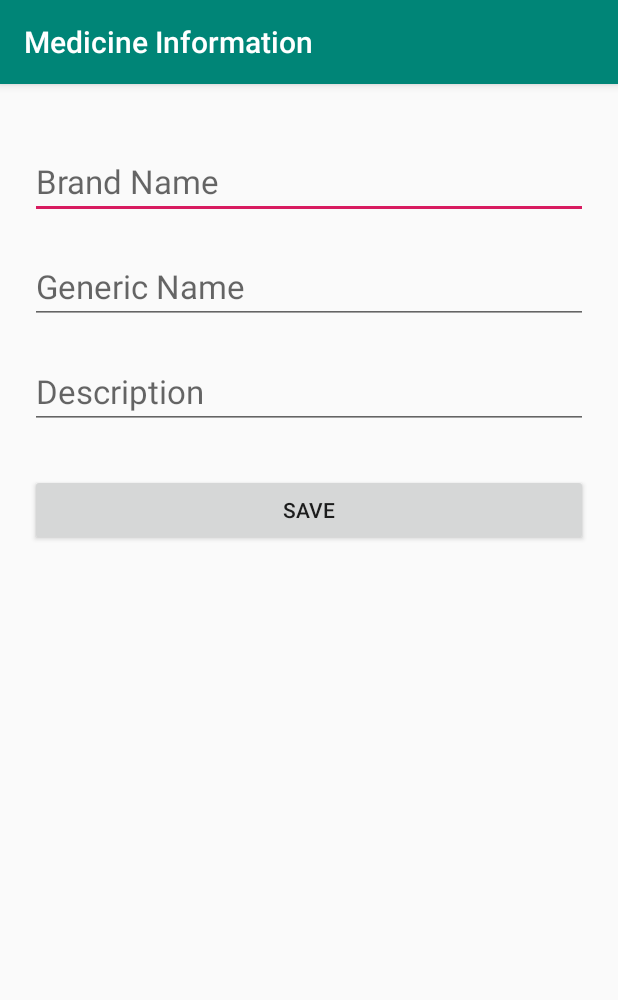
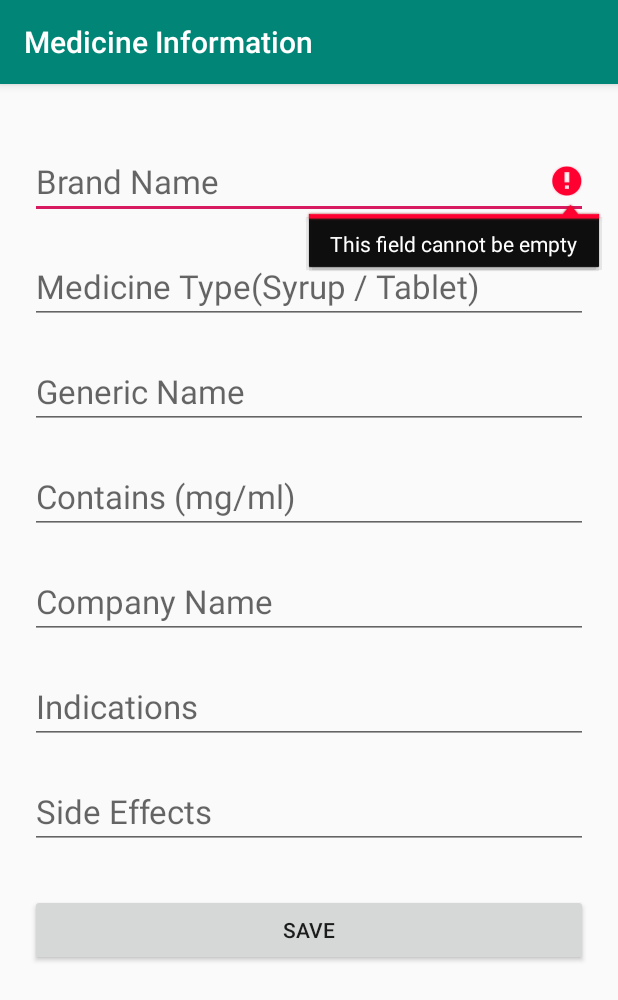
Before and after one commit to wakil026/Mediant, an Android app: the AddMedicineActivity screen opened directly, with no data from a screen before it, after a tap on "SAVE", on a phone screen of 412 x 824 dp. Shown: the top 1000 px of the screen. Run offline under Robolectric (Android 15) with nearby library versions, the light colour scheme and no system bars; our stand-ins replace Firebase (no records; nobody signed in at launch, a user with empty details on screens opened directly).

Commit message:
adding medicine info updated

```diff
--- a/app/src/main/java/com/example/mediant/AddMedicineActivity.java
+++ b/app/src/main/java/com/example/mediant/AddMedicineActivity.java
@@ -11,20 +11,18 @@ import android.widget.Toast;
 
 import com.google.android.gms.tasks.OnFailureListener;
 import com.google.android.gms.tasks.OnSuccessListener;
-import com.google.firebase.database.DatabaseReference;
 import com.google.firebase.firestore.CollectionReference;
 import com.google.firebase.firestore.FirebaseFirestore;
 
-import java.util.Collection;
-import java.util.HashMap;
-import java.util.Map;
-
 public class AddMedicineActivity extends AppCompatActivity {
 
-    private EditText nameEditText;
+    private EditText brandNameEditText;
     private EditText genericEditText;
-    private EditText brandEditText;
-    private EditText descriptionEditText;
+    private EditText companyEditText;
+    private EditText indicationsEditText;
+    private EditText sideEffectsEditText;
+    private EditText typeEditText;
+    private EditText containsEditText;
 
     private String KEY_BRAND = "Brand Name";
     private String KEY_GENERIC = "Generic Name";
@@ -43,9 +41,15 @@ public class AddMedicineActivity extends AppCompatActivity {
         setTitle("Medicine Information");
 
         collectionReference = database.collection("Medicine Information");
-        nameEditText = findViewById(R.id.BrandNameEditTextId);
+        brandNameEditText = findViewById(R.id.BrandNameEditTextId);
         genericEditText = findViewById(R.id.GenericEditTextId);
-        descriptionEditText = findViewById(R.id.DescriptionEditTextId);
+        indicationsEditText = findViewById(R.id.indicationsEditTextId);
+        companyEditText = findViewById(R.id.companyNameEditTextId);
+        containsEditText = findViewById(R.id.containsEditTextId);
+        sideEffectsEditText = findViewById(R.id.sideEffectsEditTextId);
+        typeEditText = findViewById(R.id.medicineTypeEditTextId);
+
+
         saveButton = findViewById(R.id.SaveButtonId);
 
         saveButton.setOnClickListener(new View.OnClickListener() {
@@ -59,17 +63,48 @@ public class AddMedicineActivity extends AppCompatActivity {
 
     protected void saveData(View v) {
 
-        String brand = nameEditText.getText().toString().trim();
-        String generic = genericEditText.getText().toString().trim();
-        String description = descriptionEditText.getText().toString().trim();
+        String brand = brandNameEditText.getText().toString().toUpperCase();
+        String generic = genericEditText.getText().toString().toLowerCase();
+        String indications = indicationsEditText.getText().toString();
+        String contains = containsEditText.getText().toString();
+        String type = typeEditText.getText().toString();
+        String sideEffects = sideEffectsEditText.getText().toString();
+        String company = companyEditText.getText().toString();
 
-        MedicineInfo medicineInfo = new MedicineInfo(brand, generic, description);
+        if(brand.isEmpty()){
+            brandNameEditText.setError("This field cannot be empty");
+            brandNameEditText.requestFocus();
+            return;
+        }
+        if(generic.isEmpty()){
+            genericEditText.setError("This field cannot be empty");
+            genericEditText.requestFocus();
+            return;
+        }
+        if(indications.isEmpty()){
+            indicationsEditText.setError("This field cannot be empty");
+            indicationsEditText.requestFocus();
+            return;
+        }
+        if(type.isEmpty()){
+            typeEditText.setError("This field cannot be empty");
+            typeEditText.requestFocus();
+            return;
+        }
+        if(company.isEmpty()){
+            companyEditText.setError("This field cannot be empty");
+            companyEditText.requestFocus();
+            return;
+        }
 
-        collectionReference.document().set(medicineInfo)
+        MedicineInfo medicineInfo = new MedicineInfo(brand,generic,contains,type,company,indications,sideEffects);
+
+        collectionReference.document(""+brand+generic).set(medicineInfo)
                 .addOnSuccessListener(new OnSuccessListener<Void>() {
                     @Override
                     public void onSuccess(Void aVoid) {
                         Toast.makeText(AddMedicineActivity.this, "Medicine Added", Toast.LENGTH_SHORT).show();
+                        clearFields();
                     }
                 })
                 .addOnFailureListener(new OnFailureListener() {
@@ -80,7 +115,15 @@ public class AddMedicineActivity extends AppCompatActivity {
                 });
 
 
-
+    }
+    private void clearFields(){
+        genericEditText.setText("");
+        brandNameEditText.setText("");
+        containsEditText.setText("");
+        indicationsEditText.setText("");
+        sideEffectsEditText.setText("");
+        typeEditText.setText("");
+        companyEditText.setText("");
 
     }
 
--- a/app/src/main/res/layout/activity_add_medicine.xml
+++ b/app/src/main/res/layout/activity_add_medicine.xml
@@ -1,13 +1,15 @@
 <?xml version="1.0" encoding="utf-8"?>
-<LinearLayout xmlns:android="http://schemas.android.com/apk/res/android"
+<ScrollView xmlns:android="http://schemas.android.com/apk/res/android"
     xmlns:app="http://schemas.android.com/apk/res-auto"
     xmlns:tools="http://schemas.android.com/tools"
     android:layout_width="match_parent"
-    android:layout_height="wrap_content"
+    android:layout_height="match_parent"
     android:padding="20dp"
-    android:orientation="vertical"
     tools:context=".AddMedicineActivity">
-
+    <LinearLayout
+        android:orientation="vertical"
+        android:layout_width="match_parent"
+        android:layout_height="wrap_content">
     <EditText
         android:layout_marginTop="20dp"
         android:hint="Brand Name"
@@ -19,6 +21,14 @@
 
     <EditText
         android:layout_marginTop="20dp"
+        android:hint="Medicine Type(Syrup / Tablet)"
+        android:textAppearance="@style/TextAppearance.AppCompat.Large"
+        android:id="@+id/medicineTypeEditTextId"
+        android:inputType=""
+        android:layout_width="match_parent"
+        android:layout_height="wrap_content" />
+    <EditText
+        android:layout_marginTop="20dp"
         android:hint="Generic Name"
         android:textAppearance="@style/TextAppearance.AppCompat.Large"
         android:id="@+id/GenericEditTextId"
@@ -28,12 +38,40 @@
 
     <EditText
         android:layout_marginTop="20dp"
-        android:hint="Description"
+        android:hint="Contains (mg/ml)"
         android:textAppearance="@style/TextAppearance.AppCompat.Large"
-        android:id="@+id/DescriptionEditTextId"
+        android:id="@+id/containsEditTextId"
+        android:inputType=""
+        android:layout_width="match_parent"
+        android:layout_height="wrap_content" />
+
+
+    <EditText
+        android:layout_marginTop="20dp"
+        android:hint="Company Name"
+        android:textAppearance="@style/TextAppearance.AppCompat.Large"
+        android:id="@+id/companyNameEditTextId"
+        android:inputType=""
+        android:layout_width="match_parent"
+        android:layout_height="wrap_content" />
+
+    <EditText
+        android:layout_marginTop="20dp"
+        android:hint="Indications"
+        android:textAppearance="@style/TextAppearance.AppCompat.Large"
+        android:id="@+id/indicationsEditTextId"
         android:layout_width="match_parent"
         android:layout_height="wrap_content"
         android:inputType="textMultiLine" />
+
+    <EditText
+        android:layout_marginTop="20dp"
+        android:hint="Side Effects"
+        android:textAppearance="@style/TextAppearance.AppCompat.Large"
+        android:id="@+id/sideEffectsEditTextId"
+        android:inputType=""
+        android:layout_width="match_parent"
+        android:layout_height="wrap_content" />
 
     <Button
         android:id="@+id/SaveButtonId"
@@ -41,5 +79,6 @@
         android:layout_height="wrap_content"
         android:layout_marginTop="30dp"
         android:text="Save" />
+    </LinearLayout>
 
-</LinearLayout>
+</ScrollView>
```
Also changed, not shown: app/src/main/java/com/example/mediant/MedicineInfo.java (+49 -7 lines).
